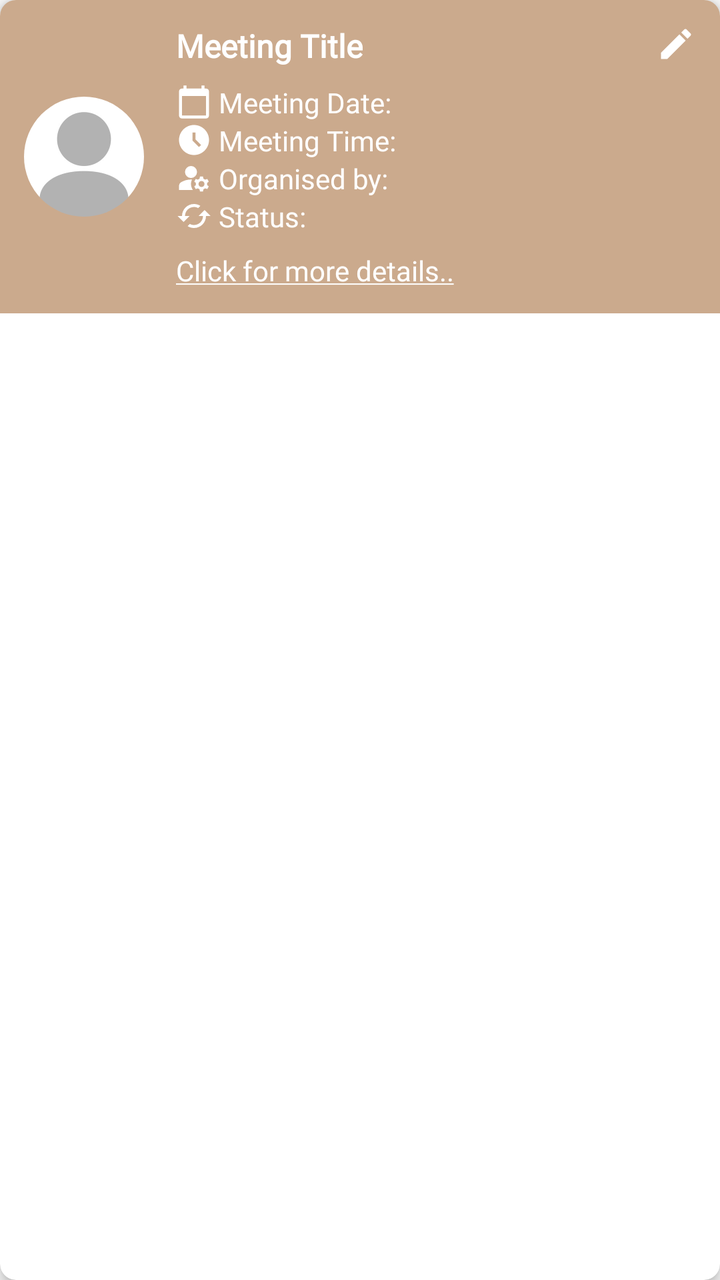
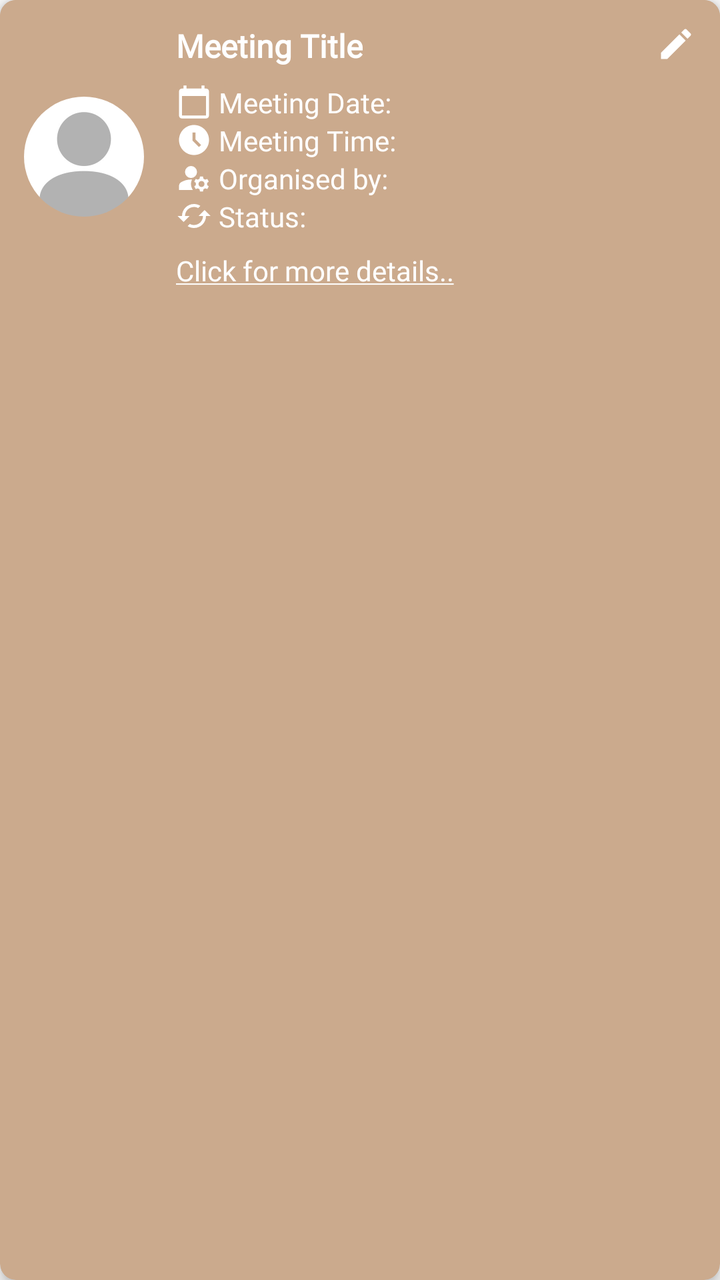

An Android layout rendered at two revisions. The XML below is the earlier revision; the diff shows what the commit changed to produce the second picture.
<!-- AndroidManifest.xml: application theme AppTheme -->
<!-- res/layout/item_meeting.xml -->
<androidx.cardview.widget.CardView xmlns:android="http://schemas.android.com/apk/res/android"
    xmlns:app="http://schemas.android.com/apk/res-auto"
    xmlns:tools="http://schemas.android.com/tools"
    android:layout_width="match_parent"
    android:layout_height="wrap_content"
    android:layout_marginBottom="12dp"
    android:background="#FFFFFF"
    app:cardCornerRadius="8dp"
    app:cardElevation="4dp"
    tools:layout_editor_absoluteX="16dp"
    tools:layout_editor_absoluteY="16dp">

    <LinearLayout
        android:layout_width="match_parent"
        android:layout_height="wrap_content"
        android:background="#CBAA8D"
        android:orientation="horizontal"
        android:padding="12dp">

        
        <ImageView
            android:id="@+id/imageViewOrganiser"
            android:layout_width="60dp"
            android:layout_height="60dp"
            android:layout_gravity="center_vertical"
            android:background="@drawable/circle_background"
            android:clipToOutline="true"
            android:scaleType="centerCrop"
            android:src="@drawable/default_user_image" />

        <LinearLayout
            android:layout_width="wrap_content"
            android:layout_height="wrap_content"
            android:layout_weight="1"
            android:orientation="vertical"
            android:paddingStart="16dp">

            
            <TextView
                android:id="@+id/textViewMeetingTitle"
                android:layout_width="wrap_content"
                android:layout_height="wrap_content"
                android:fontFamily="@font/montserrat_medium"
                android:text="Meeting Title"
                android:textColor="#FFFFFF"
                android:textSize="16sp"
                android:textStyle="bold" />

            <LinearLayout
                android:layout_width="match_parent"
                android:layout_height="wrap_content"
                android:layout_marginTop="8dp"
                android:orientation="horizontal">

                
                <TextView
                    android:id="@+id/textViewMeetingDate"
                    android:layout_width="0dp"
                    android:layout_height="wrap_content"
                    android:layout_weight="1"
                    android:drawableStart="@drawable/vector_calendar_18"
                    android:fontFamily="@font/montserrat_medium"
                    android:text=" Meeting Date:"
                    android:textColor="#FFFFFF"
                    android:textSize="14sp" />
            </LinearLayout>

            <LinearLayout
                android:layout_width="match_parent"
                android:layout_height="wrap_content"
                android:orientation="horizontal">

                
                <TextView
                    android:id="@+id/textViewMeetingTime"
                    android:layout_width="0dp"
                    android:layout_height="wrap_content"
                    android:layout_weight="1"
                    android:drawableStart="@drawable/vector_clock_18"
                    android:fontFamily="@font/montserrat_medium"
                    android:text=" Meeting Time:"
                    android:textColor="#FFFFFF"
                    android:textSize="14sp" />
            </LinearLayout>

            <LinearLayout
                android:layout_width="match_parent"
                android:layout_height="wrap_content"
                android:orientation="horizontal">

                
                <TextView
                    android:id="@+id/textViewMeetingOrganiser"
                    android:layout_width="0dp"
                    android:layout_height="wrap_content"
                    android:layout_weight="1"
                    android:drawableStart="@drawable/vector_account_18"
                    android:fontFamily="@font/montserrat_medium"
                    android:text=" Organised by:"
                    android:textColor="#FFFFFF"
                    android:textSize="14sp" />
            </LinearLayout>

            <LinearLayout
                android:layout_width="match_parent"
                android:layout_height="wrap_content"
                android:orientation="horizontal">

                <TextView
                    android:id="@+id/textViewMeetingStatus"
                    android:layout_width="0dp"
                    android:layout_height="wrap_content"
                    android:layout_weight="1"
                    android:drawableStart="@drawable/vector_reload_18"
                    android:fontFamily="@font/montserrat_medium"
                    android:text=" Status:"
                    android:textColor="#FFFFFF"
                    android:textSize="14sp" />
            </LinearLayout>

            <LinearLayout
                android:layout_width="match_parent"
                android:layout_height="wrap_content"
                android:layout_marginTop="8dp"
                android:orientation="horizontal">

                <TextView
                    android:id="@+id/textViewDetails"
                    android:layout_width="wrap_content"
                    android:layout_height="wrap_content"
                    android:fontFamily="@font/montserrat_medium"
                    android:text="@string/details"
                    android:textColor="#FFFFFF"
                    android:textSize="14sp" />
            </LinearLayout>

        </LinearLayout>

        
        <ImageView
            android:id="@+id/imageViewEdit"
            android:layout_width="20sp"
            android:layout_height="20sp"
            android:layout_gravity="top|end"
            android:layout_marginTop="0dp"
            android:layout_marginEnd="0dp"
            android:src="@drawable/vector_edit_24" />

    </LinearLayout>
</androidx.cardview.widget.CardView>
<!-- resources referenced by this layout -->
<resources>
  <!-- drawable circle_background (drawable) -->
  <shape xmlns:android="http://schemas.android.com/apk/res/android"
      android:shape="rectangle">
      <corners android:radius="50dp" /> 
      <solid android:color="@android:color/transparent" /> 
  </shape>
  <!-- drawable vector_account_18 (drawable) -->
  <vector android:height="18dp" android:tint="#FFFFFF"
      android:viewportHeight="24" android:viewportWidth="24"
      android:width="18dp" xmlns:android="http://schemas.android.com/apk/res/android">
      <path android:fillColor="@android:color/white" android:pathData="M10,8m-4,0a4,4 0,1 1,8 0a4,4 0,1 1,-8 0"/>
      <path android:fillColor="@android:color/white" android:pathData="M10.67,13.02C10.45,13.01 10.23,13 10,13c-2.42,0 -4.68,0.67 -6.61,1.82C2.51,15.34 2,16.32 2,17.35V20h9.26C10.47,18.87 10,17.49 10,16C10,14.93 10.25,13.93 10.67,13.02z"/>
      <path android:fillColor="@android:color/white" android:pathData="M20.75,16c0,-0.22 -0.03,-0.42 -0.06,-0.63l1.14,-1.01l-1,-1.73l-1.45,0.49c-0.32,-0.27 -0.68,-0.48 -1.08,-0.63L18,11h-2l-0.3,1.49c-0.4,0.15 -0.76,0.36 -1.08,0.63l-1.45,-0.49l-1,1.73l1.14,1.01c-0.03,0.21 -0.06,0.41 -0.06,0.63s0.03,0.42 0.06,0.63l-1.14,1.01l1,1.73l1.45,-0.49c0.32,0.27 0.68,0.48 1.08,0.63L16,21h2l0.3,-1.49c0.4,-0.15 0.76,-0.36 1.08,-0.63l1.45,0.49l1,-1.73l-1.14,-1.01C20.72,16.42 20.75,16.22 20.75,16zM17,18c-1.1,0 -2,-0.9 -2,-2s0.9,-2 2,-2s2,0.9 2,2S18.1,18 17,18z"/>
  </vector>
  <!-- drawable vector_calendar_18 (drawable) -->
  <vector android:height="18dp" android:tint="#FFFFFF"
      android:viewportHeight="24" android:viewportWidth="24"
      android:width="18dp" xmlns:android="http://schemas.android.com/apk/res/android">
      <path android:fillColor="@android:color/white" android:pathData="M20,3h-1L19,1h-2v2L7,3L7,1L5,1v2L4,3c-1.1,0 -2,0.9 -2,2v16c0,1.1 0.9,2 2,2h16c1.1,0 2,-0.9 2,-2L22,5c0,-1.1 -0.9,-2 -2,-2zM20,21L4,21L4,8h16v13z"/>
  </vector>
  <!-- drawable vector_clock_18 (drawable) -->
  <vector android:height="18dp" android:tint="#FFFFFF"
      android:viewportHeight="24" android:viewportWidth="24"
      android:width="18dp" xmlns:android="http://schemas.android.com/apk/res/android">
      <path android:fillColor="@android:color/white" android:pathData="M11.99,2C6.47,2 2,6.48 2,12s4.47,10 9.99,10C17.52,22 22,17.52 22,12S17.52,2 11.99,2zM15.29,16.71L11,12.41V7h2v4.59l3.71,3.71L15.29,16.71z"/>
  </vector>
  <!-- drawable vector_edit_24 (drawable) -->
  <vector android:height="24dp" android:tint="#FFFFFF"
      android:viewportHeight="24" android:viewportWidth="24"
      android:width="24dp" xmlns:android="http://schemas.android.com/apk/res/android">
      <path android:fillColor="@android:color/white" android:pathData="M3,17.25V21h3.75L17.81,9.94l-3.75,-3.75L3,17.25zM20.71,7.04c0.39,-0.39 0.39,-1.02 0,-1.41l-2.34,-2.34c-0.39,-0.39 -1.02,-0.39 -1.41,0l-1.83,1.83 3.75,3.75 1.83,-1.83z"/>
  </vector>
  <!-- drawable vector_reload_18 (drawable) -->
  <vector android:height="18dp" android:tint="#FFFFFF"
      android:viewportHeight="24" android:viewportWidth="24"
      android:width="18dp" xmlns:android="http://schemas.android.com/apk/res/android">
      <path android:fillColor="@android:color/white" android:pathData="M19,8l-4,4h3c0,3.31 -2.69,6 -6,6 -1.01,0 -1.97,-0.25 -2.8,-0.7l-1.46,1.46C8.97,19.54 10.43,20 12,20c4.42,0 8,-3.58 8,-8h3l-4,-4zM6,12c0,-3.31 2.69,-6 6,-6 1.01,0 1.97,0.25 2.8,0.7l1.46,-1.46C15.03,4.46 13.57,4 12,4c-4.42,0 -8,3.58 -8,8H1l4,4 4,-4H6z"/>
  </vector>
  <string name="details"><u>Click for more details..</u></string>
  <style name="AppTheme" parent="Theme.AppCompat.Light.NoActionBar">
          <item name="android:statusBarColor">@color/colorPrimary</item>
          
          <item name="colorPrimary">@color/colorPrimary</item>
          <item name="colorPrimaryDark">@color/colorPrimaryDark</item>
          <item name="colorAccent">@color/colorAccent</item>
      </style>
  <color name="colorPrimary">#000000</color>
  <color name="colorPrimaryDark">#424242</color>
  <color name="colorAccent">#CCCCCC</color>
  <!-- unchanged entries left out for length: 1 -->
</resources>

<!-- the commit's change to res/layout/item_meeting.xml (unified diff, before → after) -->
@@ -5,6 +5,7 @@
     android:layout_height="wrap_content"
     android:layout_marginBottom="12dp"
     android:background="#FFFFFF"
+    app:cardBackgroundColor="#CBAA8D"
     app:cardCornerRadius="8dp"
     app:cardElevation="4dp"
     tools:layout_editor_absoluteX="16dp"
@@ -133,7 +134,6 @@
                     android:textColor="#FFFFFF"
                     android:textSize="14sp" />
             </LinearLayout>
-
         </LinearLayout>
 
         
@@ -145,6 +145,5 @@
             android:layout_marginTop="0dp"
             android:layout_marginEnd="0dp"
             android:src="@drawable/vector_edit_24" />
-
     </LinearLayout>
 </androidx.cardview.widget.CardView>
